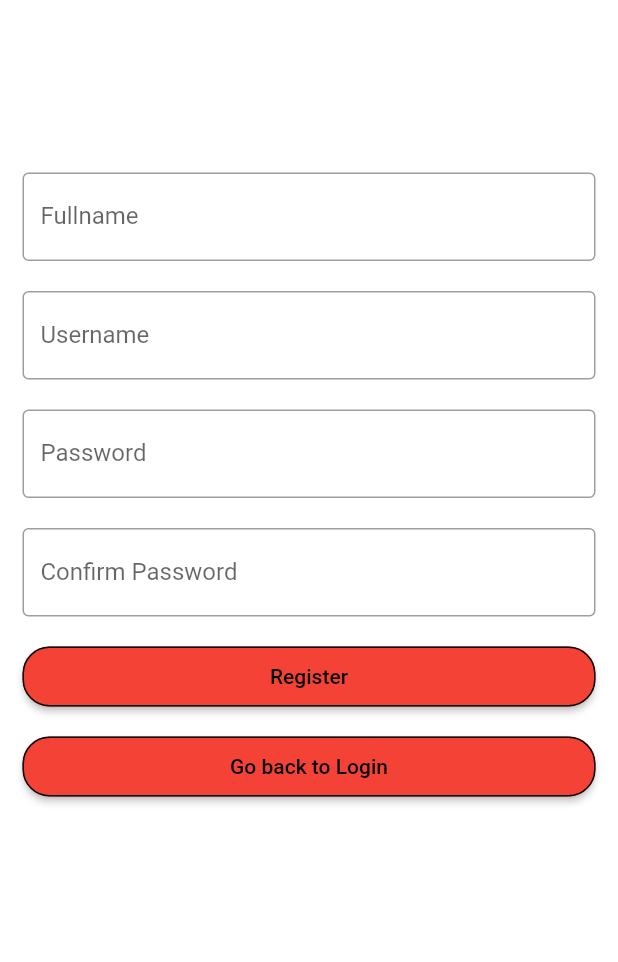
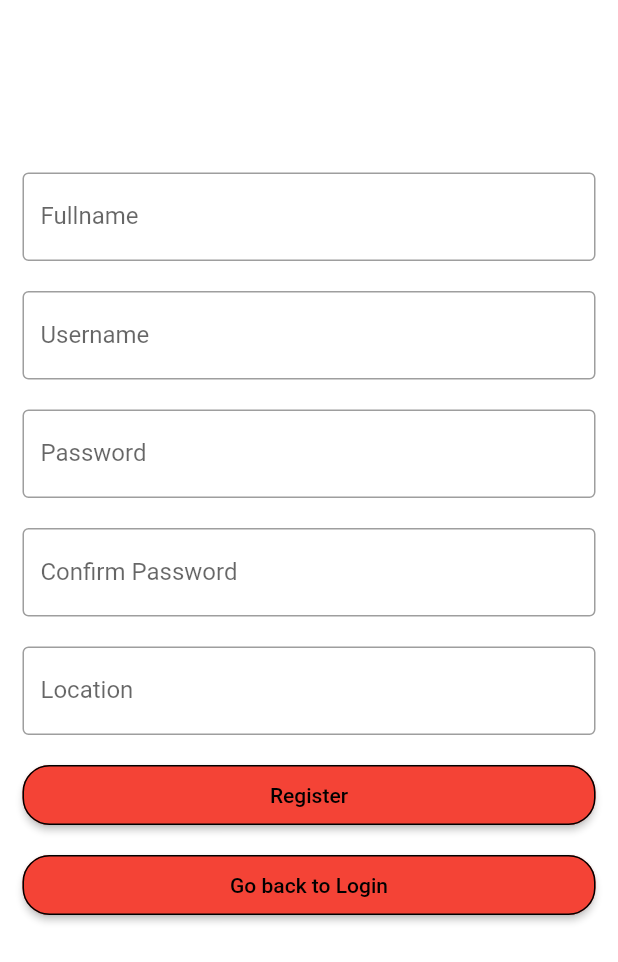
Before and after one commit to nirajbhatta24/b_door, a Flutter app: the RegisterScreen screen opened by its route, on a phone screen of 412 x 824 dp. Shown: the top 962 px of the screen. Run offline on Flutter 3.47's test engine with Material 2 defaults, Android fonts, the phone set to English and light mode, and no system bars; Roboto replaces fonts that are missing (OpenSans-Bold).

Commit message:
location

```diff
--- a/lib/screens/RegisterScreen.dart
+++ b/lib/screens/RegisterScreen.dart
@@ -69,6 +69,16 @@ class _RegisterScreenState extends State<RegisterScreen> {
               const SizedBox(
                 height: 20,
               ),
+              TextFormField(
+                controller: _usernamecontroller,
+                decoration: const InputDecoration(
+                  labelText: 'Location',
+                  border: OutlineInputBorder(),
+                ),
+              ),
+              const SizedBox(
+                height: 20,
+              ),
               SizedBox(
                 width: double.infinity,
                 height: 40,
```
